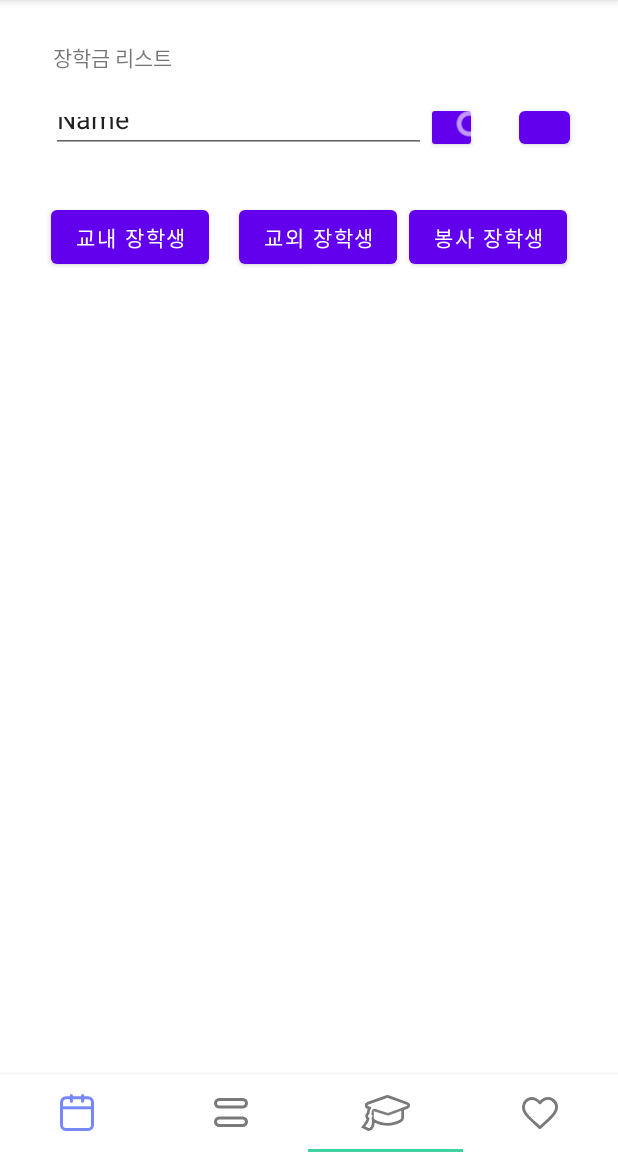
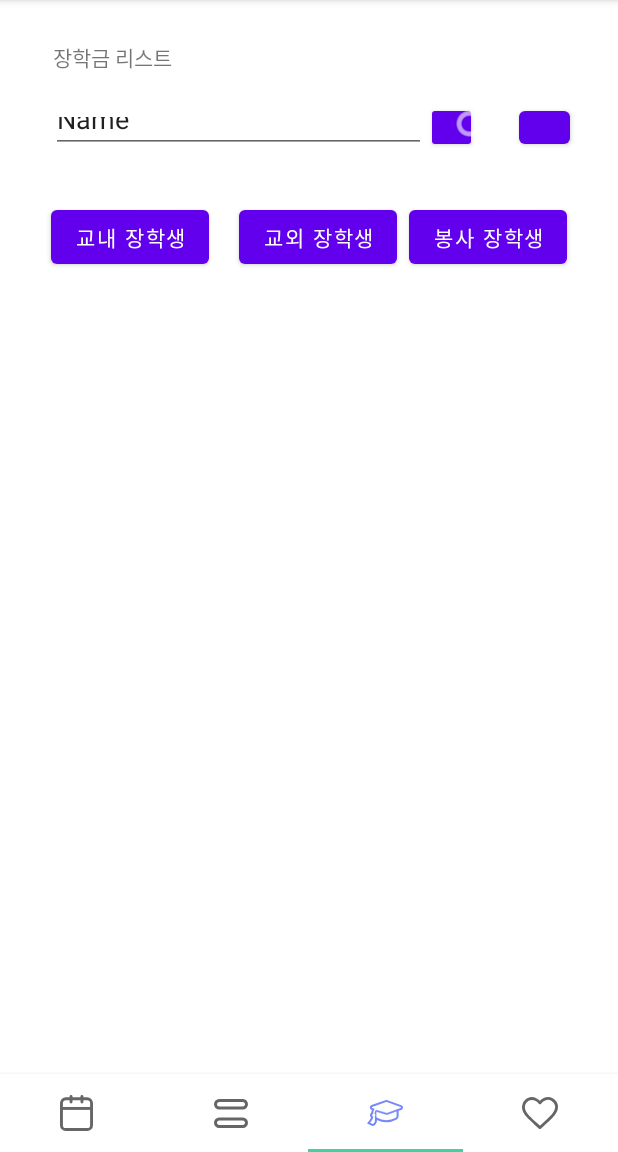
Before and after one commit to jjh2x/Scholarship_Notification, an Android app: the screen it shows after launch (MainActivity), item 3 of the bottom bar chosen, on a phone screen of 412 x 824 dp, the part 84-1236 px from its top. Run offline under Robolectric (Android 15) with nearby library versions, the phone set to English and light mode, and no system bars.

Commit message:
탭바 선택된 아이콘 색 변경

```diff
--- a/app/src/main/java/com/example/sn_test/MainActivity.kt
+++ b/app/src/main/java/com/example/sn_test/MainActivity.kt
@@ -27,13 +27,11 @@ class MainActivity : AppCompatActivity() {
 
         val bottomNaviLayout: View =
             this.layoutInflater.inflate(R.layout.bottom_navigation_tab, null, false)
-        tl_ac_main_bottom_menu.getTabAt(0)!!.customView =
-            bottomNaviLayout.findViewById(R.id.btn_bottom_navi_home)
-        tl_ac_main_bottom_menu.getTabAt(1)!!.customView =
-            bottomNaviLayout.findViewById(R.id.btn_bottom_navi_collection)
-        tl_ac_main_bottom_menu.getTabAt(2)!!.customView =
-            bottomNaviLayout.findViewById(R.id.btn_bottom_navi_search)
-        tl_ac_main_bottom_menu.getTabAt(3)!!.customView =
-            bottomNaviLayout.findViewById(R.id.btn_bottom_navi_myPage)
+
+        // 탭 레이아웃의 각 탭과 탭의 외형을 담당하는 xml과 연결하는 구문.
+        tl_ac_main_bottom_menu.getTabAt(0)?.setIcon(R.drawable.ic_navi_cal)
+        tl_ac_main_bottom_menu.getTabAt(1)?.setIcon(R.drawable.ic_navi_col)
+        tl_ac_main_bottom_menu.getTabAt(2)?.setIcon(R.drawable.ic_navi_search)
+        tl_ac_main_bottom_menu.getTabAt(3)?.setIcon(R.drawable.ic_navi_heart)
     }
 }
--- a/app/src/main/res/drawable/ic_navi_cal.xml
+++ b/app/src/main/res/drawable/ic_navi_cal.xml
@@ -7,22 +7,22 @@
       android:pathData="M4,2.564L18.737,2.564A3,3 0,0 1,21.737 5.564L21.737,20.54A3,3 0,0 1,18.737 23.54L4,23.54A3,3 0,0 1,1 20.54L1,5.564A3,3 0,0 1,4 2.564z"
       android:strokeWidth="2"
       android:fillColor="#00000000"
-      android:strokeColor="#7687fa"/>
+      android:strokeColor="#7A7A7A"/>
   <path
       android:pathData="M1,9.153L21.737,9.153"
       android:strokeWidth="2"
       android:fillColor="#00000000"
-      android:strokeColor="#7687fa"/>
+      android:strokeColor="#7A7A7A"/>
   <path
       android:pathData="M7.614,1L7.614,4.76"
       android:strokeWidth="2"
       android:fillColor="#00000000"
-      android:strokeColor="#7687fa"
+      android:strokeColor="#7A7A7A"
       android:strokeLineCap="round"/>
   <path
       android:pathData="M15.122,1L15.122,4.76"
       android:strokeWidth="2"
       android:fillColor="#00000000"
-      android:strokeColor="#7687fa"
+      android:strokeColor="#7A7A7A"
       android:strokeLineCap="round"/>
 </vector>
--- a/app/src/main/res/layout/activity_main.xml
+++ b/app/src/main/res/layout/activity_main.xml
@@ -12,7 +12,9 @@
         android:layout_height="match_parent"
         android:layout_above="@+id/tl_ac_main_bottom_menu" />
 
+
     <com.google.android.material.tabs.TabLayout
+        android:theme="@style/TabTheme"
         android:id="@+id/tl_ac_main_bottom_menu"
         android:layout_width="match_parent"
         android:layout_height="52dp"
--- a/app/src/main/res/values/themes.xml
+++ b/app/src/main/res/values/themes.xml
@@ -13,4 +13,9 @@
         <item name="android:statusBarColor" tools:targetApi="l">?attr/colorPrimaryVariant</item>
         <!-- Customize your theme here. -->
     </style>
+
+    <style name="TabTheme" parent="Theme.AppCompat.Light.DarkActionBar">
+        <item name="colorPrimary">#7687FA</item>                <!-- 탭바 선택된 아이콘 색 -->
+        <item name="android:textColorPrimary">#7687FA</item>    <!-- 탭바 선택된 텍스트 -->
+    </style>
 </resources>
```
Also changed, not shown: app/src/main/res/layout/bottom_navigation_tab.xml (line endings or trailing spaces).
